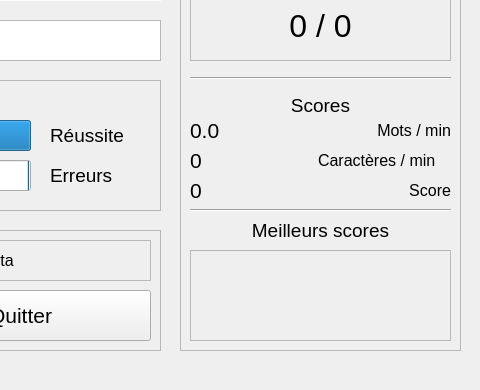
Before: the Qt Designer form code/qt/Module/module.ui in tbagrel1/i_gotta_go_fast-client, drawn with Qt 5; both pictures show x 720 to 1200 and y 210 to 600 of the 1200 by 600 pixel window.
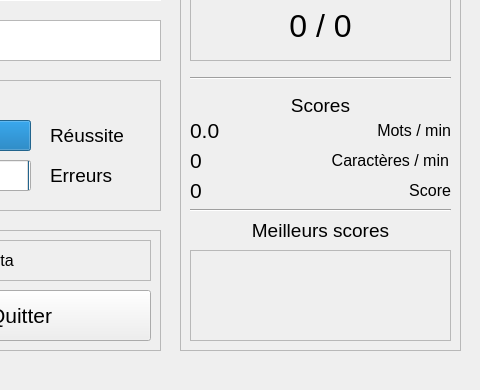
After: the same form once the commit is applied.

What changed in the file:
```diff
--- a/code/qt/Module/module.ui
+++ b/code/qt/Module/module.ui
@@ -454,6 +454,9 @@
      <property name="text">
       <string>Caractères / min</string>
      </property>
+     <property name="alignment">
+      <set>Qt::AlignRight|Qt::AlignTrailing|Qt::AlignVCenter</set>
+     </property>
     </widget>
    </widget>
    <widget class="QGraphicsView" name="SFrame1Saisie">
```
